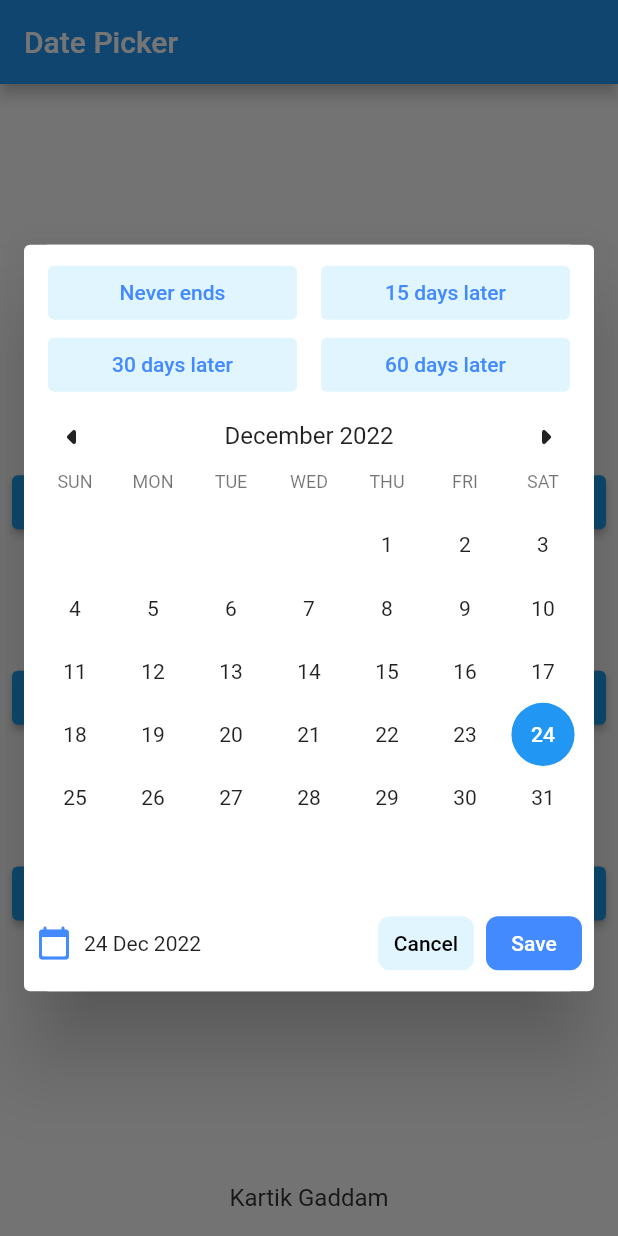
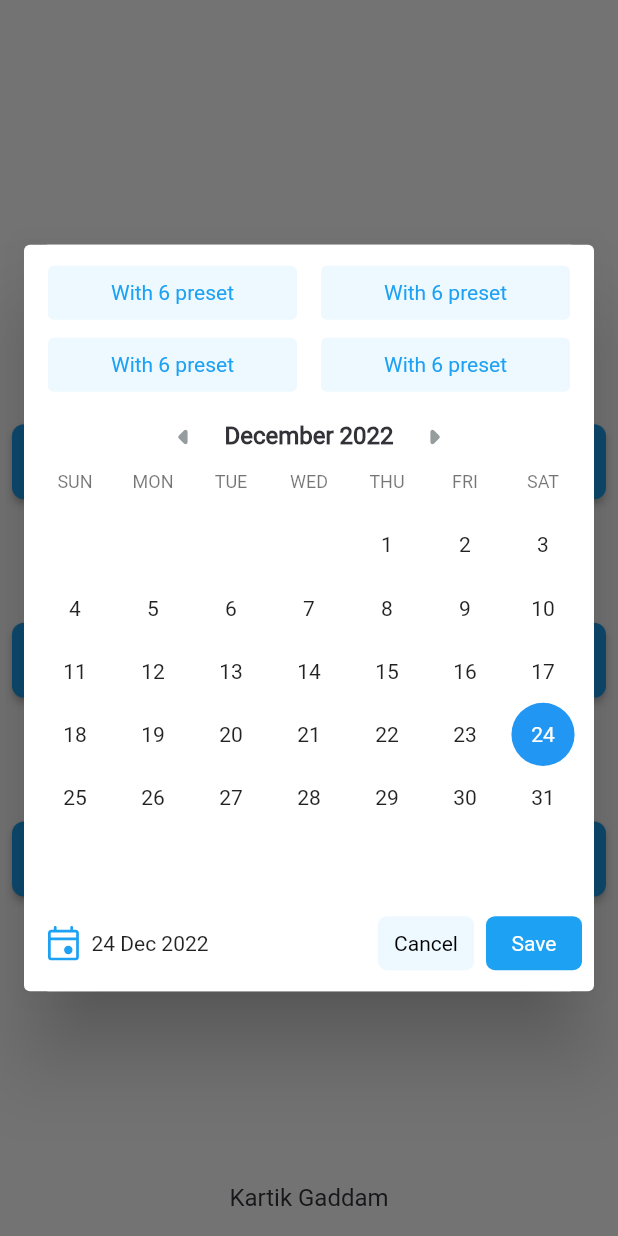
Before and after one commit to Karthick986/Date-Picker, a Flutter app: the screen it shows after launch, after a tap on "With 4 preset", on a phone screen of 412 x 824 dp. Run offline on Flutter 3.47's test engine with Material 2 defaults, Android fonts, the phone set to English and light mode, and no system bars; our stand-ins replace flutter_svg.

```diff
--- a/lib/main.dart
+++ b/lib/main.dart
@@ -1,3 +1,4 @@
+import 'package:date_picker_test/strings/assets_constant.dart';
 import 'package:date_picker_test/strings/value_strings.dart';
 import 'package:date_picker_test/utilities/colors_utility.dart';
 import 'package:date_picker_test/utilities/global_utility.dart';
@@ -6,6 +7,7 @@ import 'package:date_picker_test/widgets/button_widget.dart';
 import 'package:date_picker_test/widgets/date_picker_widget.dart';
 import 'package:flutter/cupertino.dart';
 import 'package:flutter/material.dart';
+import 'package:flutter_svg/flutter_svg.dart';
 import 'package:intl/intl.dart';
 
 void main() {
@@ -19,19 +21,18 @@ class MyApp extends StatelessWidget {
   @override
   Widget build(BuildContext context) {
     return MaterialApp(
-      title: 'Custom Date Picker',
+      title: ValueStrings.customDatePicker,
       theme: ThemeData(
-        primarySwatch: Colors.blue,
+        fontFamily: 'Roboto'
       ),
-      home: const MyHomePage(title: 'Date Picker'),
+      home: const MyHomePage(),
+      debugShowCheckedModeBanner: false,
     );
   }
 }
 
 class MyHomePage extends StatefulWidget {
-  const MyHomePage({Key? key, required this.title}) : super(key: key);
-
-  final String title;
+  const MyHomePage({Key? key}) : super(key: key);
 
   @override
   State<MyHomePage> createState() => _MyHomePageState();
@@ -53,7 +54,9 @@ class _MyHomePageState extends State<MyHomePage> {
       customWeekDays: ["SUN", "MON", "TUE", "WED", "THU", "FRI", "SAT"],
     );
     setState(() {
+      if (newDateTime!=null) {
         withoutPresetDate = newDateTime;
+      }
     });
   }
 
@@ -69,7 +72,9 @@ class _MyHomePageState extends State<MyHomePage> {
       customWeekDays: ["SUN", "MON", "TUE", "WED", "THU", "FRI", "SAT"],
     );
     setState(() {
+      if (newDateTime!=null) {
         with4PresetDate = newDateTime;
+      }
     });
   }
 
@@ -85,7 +90,9 @@ class _MyHomePageState extends State<MyHomePage> {
       customWeekDays: ["SUN", "MON", "TUE", "WED", "THU", "FRI", "SAT"],
     );
     setState(() {
+      if (newDateTime != null) {
         with6PresetDate = newDateTime;
+      }
     });
   }
 
@@ -101,15 +108,15 @@ class _MyHomePageState extends State<MyHomePage> {
     double buildHeight = MediaQuery.of(context).size.height;
 
     return Scaffold(
-        appBar: AppBar(
-          title: Text(widget.title),
-        ),
         body: Column(
           children: [
             Expanded(
               child: Center(
                 child: Padding(
                   padding: const EdgeInsets.all(8.0),
+                  child: SingleChildScrollView(
+                    physics: const BouncingScrollPhysics(),
+                    clipBehavior: Clip.antiAlias,
                     child: Column(
                       mainAxisAlignment: MainAxisAlignment.center,
                       children: [
@@ -117,7 +124,7 @@ class _MyHomePageState extends State<MyHomePage> {
                           child: Text(
                             ValueStrings.calenderWidgets,
                             style: TextStyleUtility.bolTextStyleColor(
-                              16, ColorsUtility.textColor),
+                                21, ColorsUtility.textColor),
                           ),
                           margin: EdgeInsets.all(buildWidth * 0.1),
                         ),
@@ -133,12 +140,9 @@ class _MyHomePageState extends State<MyHomePage> {
                                 child: Row(
                                   mainAxisSize: MainAxisSize.min,
                                   children: [
-                                  const Icon(
-                                    Icons.calendar_today_rounded,
-                                    color: Colors.blueAccent,
-                                  ),
+                                    SvgPicture.asset(AssetsConstant.calendarDisplay),
                                     Padding(
-                                    padding: const EdgeInsets.all(4.0),
+                                      padding: const EdgeInsets.fromLTRB(8, 4, 8, 4),
                                       child: Text(
                                         DateFormat("dd MMM yyy")
                                             .format(withoutPresetDate!),
@@ -152,10 +156,7 @@ class _MyHomePageState extends State<MyHomePage> {
                                           withoutPresetDate = null;
                                         });
                                       },
-                                    child: const Icon(
-                                      Icons.close,
-                                      color: Colors.blueAccent,
-                                    ),
+                                      child: SvgPicture.asset(AssetsConstant.close),
                                     )
                                   ],
                                 ),
@@ -178,12 +179,9 @@ class _MyHomePageState extends State<MyHomePage> {
                           child: Row(
                             mainAxisSize: MainAxisSize.min,
                             children: [
-                            const Icon(
-                              Icons.calendar_today_rounded,
-                              color: Colors.blueAccent,
-                            ),
+                              SvgPicture.asset(AssetsConstant.calendarDisplay),
                               Padding(
-                              padding: const EdgeInsets.all(4.0),
+                                padding: const EdgeInsets.fromLTRB(8, 4, 8, 4),
                                 child: Text(
                                   DateFormat("dd MMM yyy")
                                       .format(with4PresetDate!),
@@ -197,10 +195,7 @@ class _MyHomePageState extends State<MyHomePage> {
                                     with4PresetDate = null;
                                   });
                                 },
-                              child: const Icon(
-                                Icons.close,
-                                color: Colors.blueAccent,
-                              ),
+                                child: SvgPicture.asset(AssetsConstant.close),
                               )
                             ],
                           ),
@@ -223,12 +218,9 @@ class _MyHomePageState extends State<MyHomePage> {
                           child: Row(
                             mainAxisSize: MainAxisSize.min,
                             children: [
-                            const Icon(
-                              Icons.calendar_today_rounded,
-                              color: Colors.blueAccent,
-                            ),
+                              SvgPicture.asset(AssetsConstant.calendarDisplay),
                               Padding(
-                              padding: const EdgeInsets.all(4.0),
+                                padding: const EdgeInsets.fromLTRB(8, 4, 8, 4),
                                 child: Text(
                                   DateFormat("dd MMM yyy")
                                       .format(with6PresetDate!),
@@ -242,10 +234,7 @@ class _MyHomePageState extends State<MyHomePage> {
                                     with6PresetDate = null;
                                   });
                                 },
-                              child: const Icon(
-                                Icons.close,
-                                color: Colors.blueAccent,
-                              ),
+                                child: SvgPicture.asset(AssetsConstant.close),
                               )
                             ],
                           ),
@@ -260,8 +249,9 @@ class _MyHomePageState extends State<MyHomePage> {
                   ),
                 ),
               ),
+            ),
             Container(
-              child: Text("Kartik Gaddam",
+              child: Text(ValueStrings.myName,
                   style: TextStyleUtility.normalTextStyle(16)),
               alignment: Alignment.center,
               margin: const EdgeInsets.all(16),
--- /dev/null
+++ b/lib/strings/assets_constant.dart
@@ -0,0 +1,5 @@
+class AssetsConstant {
+  static const String calendarDisplay = "assets/calendar_display.svg";
+  static const String calendarPick = "assets/calendar_pick.svg";
+  static const String close = "assets/close.svg";
+}
--- a/lib/strings/value_strings.dart
+++ b/lib/strings/value_strings.dart
@@ -1,8 +1,23 @@
 class ValueStrings {
   static const String myName = "Kartik Gaddam";
   static const String calenderWidgets = "Calender Widgets";
+  static const String customDatePicker = 'Custom Date Picker';
 
   static const String withoutPreset = "Without preset";
   static const String with4Preset = "With 4 preset";
   static const String with6Preset = "With 6 preset";
+
+  //With 4 Presets
+  static const String neverEnds = "With 6 preset";
+  static const String days15Later = "With 6 preset";
+  static const String days30Later = "With 6 preset";
+  static const String days60Later = "With 6 preset";
+
+  //With 4 Presets
+  static const String yesterday = "Yesterday";
+  static const String tomorrow = "Tomorrow";
+  static const String today = "Today";
+  static const String thisSaturday = "This Saturday";
+  static const String thisSunday = "This Sunday";
+  static const String nextTuesday = "Next Tuesday";
 }
--- a/lib/widgets/button_widget.dart
+++ b/lib/widgets/button_widget.dart
@@ -16,11 +16,12 @@ class ButtonWidget extends StatelessWidget {
     return SizedBox(
       width: width,
       child: MaterialButton(
+        height: 50,
         onPressed: () => onPressed(context),
-        child: Text(text, style: TextStyleUtility.textStyleColor(16, ColorsUtility.whiteColor)),
+        child: Text(text, style: TextStyleUtility.textStyleColor(19, ColorsUtility.whiteColor)),
         color: color,
         shape: RoundedRectangleBorder(
-          borderRadius: BorderRadius.circular(4)
+          borderRadius: BorderRadius.circular(8)
         ),
       ),
     );
--- a/lib/widgets/date_button_action.dart
+++ b/lib/widgets/date_button_action.dart
@@ -1,5 +1,9 @@
+import 'package:date_picker_test/utilities/colors_utility.dart';
 import 'package:flutter/material.dart';
+import 'package:flutter_svg/flutter_svg.dart';
 import 'package:intl/intl.dart';
+
+import '../strings/assets_constant.dart';
 
 class FlutterRoundedButtonAction extends StatelessWidget {
   final String? textButtonNegative;
@@ -42,8 +46,8 @@ class FlutterRoundedButtonAction extends StatelessWidget {
         style: textStyleButtonNegative,
       ),
       onPressed: onTapButtonNegative,
-      color: Colors.lightBlue[50],
-      shape: RoundedRectangleBorder(borderRadius: BorderRadius.circular(8)),
+      color: ColorsUtility.lightBlueColor,
+      shape: RoundedRectangleBorder(borderRadius: BorderRadius.circular(6)),
     );
 
     final Widget positiveButton = FlatButton(
@@ -51,8 +55,8 @@ class FlutterRoundedButtonAction extends StatelessWidget {
         textButtonPositive ?? localizations.okButtonLabel,
         style: textStyleButtonPositive,
       ),
-      color: Colors.blueAccent,
-      shape: RoundedRectangleBorder(borderRadius: BorderRadius.circular(8)),
+      color: ColorsUtility.blueColor,
+      shape: RoundedRectangleBorder(borderRadius: BorderRadius.circular(6)),
       onPressed: onTapButtonPositive,
     );
 
@@ -71,7 +75,10 @@ class FlutterRoundedButtonAction extends StatelessWidget {
   }
 
   List<Widget> _calenderWidget() {
-    return [const Icon(Icons.calendar_today_rounded, color: Colors.blueAccent,), Text(DateFormat("dd MMM yyyy").format(currentDate))];
+    return [Padding(
+      padding: const EdgeInsets.only(left: 8.0),
+      child: SvgPicture.asset(AssetsConstant.calendarPick),
+    ), Text(DateFormat("dd MMM yyyy").format(currentDate))];
   }
 
   @override
--- a/lib/widgets/date_picker_header.dart
+++ b/lib/widgets/date_picker_header.dart
@@ -1,10 +1,12 @@
+import 'package:date_picker_test/strings/value_strings.dart';
+import 'package:date_picker_test/utilities/colors_utility.dart';
 import 'package:date_picker_test/widgets/date_picker_style.dart';
 import 'package:date_picker_test/widgets/era_mode.dart';
 import 'package:flutter/material.dart';
 import 'package:intl/intl.dart';
 
 class FlutterRoundedDatePickerHeader extends StatefulWidget {
-  DateTime selectedDate;
+  final DateTime selectedDate;
   final DatePickerMode mode;
   final Function onDateChanged;
   final ValueChanged<DatePickerMode> onModeChanged;
@@ -195,11 +197,11 @@ class _FlutterRoundedDatePickerHeaderState
                           Expanded(
                               child: FlatButton(
                             child: const  Text(
-                              'Never ends',
-                              style: TextStyle(color: Colors.blueAccent),
+                              ValueStrings.neverEnds,
+                              style: TextStyle(color: ColorsUtility.blueColor),
                             ),
                             onPressed: () {},
-                            color: Colors.lightBlue[50],
+                            color: ColorsUtility.lightBlueColor,
                             shape: RoundedRectangleBorder(
                                 borderRadius: BorderRadius.circular(4)),
                           )),
@@ -209,12 +211,12 @@ class _FlutterRoundedDatePickerHeaderState
                           Expanded(
                             child: FlatButton(
                               child: const Text(
-                                '15 days later',
-                                style: TextStyle(color: Colors.blueAccent),
+                                ValueStrings.days15Later,
+                                style: TextStyle(color: ColorsUtility.blueColor),
                               ),
                               onPressed: () => widget.onDateChanged(
                                   DateTime.now().add(const Duration(days: 15))),
-                              color: Colors.lightBlue[50],
+                              color: ColorsUtility.lightBlueColor,
                               shape: RoundedRectangleBorder(
                                   borderRadius: BorderRadius.circular(4)),
                             ),
@@ -230,12 +232,12 @@ class _FlutterRoundedDatePickerHeaderState
                           Expanded(
                             child: FlatButton(
                               child: const Text(
-                                '30 days later',
-                                style: TextStyle(color: Colors.blueAccent),
+                                ValueStrings.days30Later,
+                                style: TextStyle(color: ColorsUtility.blueColor),
                               ),
                               onPressed: () => widget.onDateChanged(
                                   DateTime.now().add(const Duration(days: 30))),
-                              color: Colors.lightBlue[50],
+                              color: ColorsUtility.lightBlueColor,
                               shape: RoundedRectangleBorder(
                                   borderRadius: BorderRadius.circular(4)),
                             ),
@@ -244,12 +246,12 @@ class _FlutterRoundedDatePickerHeaderState
                           Expanded(
                             child: FlatButton(
                               child: const Text(
-                                '60 days later',
-                                style: TextStyle(color: Colors.blueAccent),
+                                ValueStrings.days60Later,
+                                style: TextStyle(color: ColorsUtility.blueColor),
                               ),
                               onPressed: () => widget.onDateChanged(
                                   DateTime.now().add(const Duration(days: 60))),
-                              color: Colors.lightBlue[50],
+                              color: ColorsUtility.lightBlueColor,
                               shape: RoundedRectangleBorder(
                                   borderRadius: BorderRadius.circular(4)),
                             ),
@@ -269,12 +271,12 @@ class _FlutterRoundedDatePickerHeaderState
                           Expanded(
                               child: FlatButton(
                             child: const Text(
-                              'Yesterday',
-                              style: TextStyle(color: Colors.blueAccent),
+                              ValueStrings.yesterday,
+                              style: TextStyle(color: ColorsUtility.blueColor),
                             ),
                             onPressed: () => widget.onDateChanged(
                                 DateTime.now().subtract(const Duration(days: 1))),
-                            color: Colors.lightBlue[50],
+                            color: ColorsUtility.lightBlueColor,
                             shape: RoundedRectangleBorder(
                                 borderRadius: BorderRadius.circular(4)),
                           )),
@@ -284,12 +286,12 @@ class _FlutterRoundedDatePickerHeaderState
                           Expanded(
                             child: FlatButton(
                               child: const Text(
-                                'Today',
-                                style: TextStyle(color: Colors.blueAccent),
+                                ValueStrings.today,
+                                style: TextStyle(color: ColorsUtility.blueColor),
                               ),
                               onPressed: () =>
                                   widget.onDateChanged(DateTime.now()),
-                              color: Colors.lightBlue[50],
+                              color: ColorsUtility.lightBlueColor,
                               shape: RoundedRectangleBorder(
                                   borderRadius: BorderRadius.circular(4)),
                             ),
@@ -305,12 +307,12 @@ class _FlutterRoundedDatePickerHeaderState
                           Expanded(
                             child: FlatButton(
                               child: const Text(
-                                'Tomorrow',
-                                style: TextStyle(color: Colors.blueAccent),
+                                ValueStrings.tomorrow,
+                                style: TextStyle(color: ColorsUtility.blueColor),
                               ),
                               onPressed: () => widget.onDateChanged(
                                   DateTime.now().add(const Duration(days: 1))),
-                              color: Colors.lightBlue[50],
+                              color: ColorsUtility.lightBlueColor,
                               shape: RoundedRectangleBorder(
                                   borderRadius: BorderRadius.circular(4)),
                             ),
@@ -319,8 +321,8 @@ class _FlutterRoundedDatePickerHeaderState
                           Expanded(
                             child: FlatButton(
                               child: const Text(
-                                'This Saturday',
-                                style: TextStyle(color: Colors.blueAccent),
+                                ValueStrings.thisSaturday,
+                                style: TextStyle(color: ColorsUtility.blueColor),
                               ),
                               onPressed: () {
                                 for (int i=0; i<5; i++) {
@@ -330,7 +332,7 @@ class _FlutterRoundedDatePickerHeaderState
                                   }
                                 }
                               },
-                              color: Colors.lightBlue[50],
+                              color: ColorsUtility.lightBlueColor,
                               shape: RoundedRectangleBorder(
                                   borderRadius: BorderRadius.circular(4)),
                             ),
@@ -346,8 +348,8 @@ class _FlutterRoundedDatePickerHeaderState
                           Expanded(
                             child: FlatButton(
                               child: const Text(
-                                'This Sunday',
-                                style: TextStyle(color: Colors.blueAccent),
+                                ValueStrings.thisSunday,
+                                style: TextStyle(color: ColorsUtility.blueColor),
                               ),
                               onPressed: () {
                                 for (int i=0; i<5; i++) {
@@ -357,7 +359,7 @@ class _FlutterRoundedDatePickerHeaderState
                                   }
                                 }
                               },
-                              color: Colors.lightBlue[50],
+                              color: ColorsUtility.lightBlueColor,
                               shape: RoundedRectangleBorder(
                                   borderRadius: BorderRadius.circular(4)),
                             ),
@@ -366,8 +368,8 @@ class _FlutterRoundedDatePickerHeaderState
                           Expanded(
                             child: FlatButton(
                               child: const Text(
-                                'Next Tuesday',
-                                style: TextStyle(color: Colors.blueAccent),
+                                ValueStrings.nextTuesday,
+                                style: TextStyle(color: ColorsUtility.blueColor),
                               ),
                               onPressed: () {
                                 for (int i=1; i<6; i++) {
@@ -377,7 +379,7 @@ class _FlutterRoundedDatePickerHeaderState
                                   }
                                 }
                               },
-                              color: Colors.lightBlue[50],
+                              color: ColorsUtility.lightBlueColor,
                               shape: RoundedRectangleBorder(
                                   borderRadius: BorderRadius.circular(4)),
                             ),
--- a/lib/widgets/day_picker.dart
+++ b/lib/widgets/day_picker.dart
@@ -1,3 +1,4 @@
+import 'package:date_picker_test/utilities/colors_utility.dart';
 import 'package:date_picker_test/widgets/date_picker_style.dart';
 import 'package:date_picker_test/widgets/era_mode.dart';
 import 'package:flutter/gestures.dart';
@@ -409,7 +410,8 @@ class FlutterRoundedDayPicker extends StatelessWidget {
                   monthYearHeader,
                   style: style?.textStyleMonthYearHeader ??
                       themeData.textTheme.subtitle1!.copyWith(
-                        fontFamily: fontFamily,
+                        fontFamily: fontFamily, fontWeight: FontWeight.w700,
+                        color: ColorsUtility.textColor
                       ),
                 ),
               ),
--- a/lib/widgets/month_picker.dart
+++ b/lib/widgets/month_picker.dart
@@ -1,4 +1,6 @@
 import 'dart:async';
+import 'package:date_picker_test/utilities/colors_utility.dart';
+import 'package:date_picker_test/utilities/global_utility.dart';
 import 'package:date_picker_test/widgets/date_picker_style.dart';
 import 'package:date_picker_test/widgets/day_picker.dart';
 import 'package:date_picker_test/widgets/era_mode.dart';
@@ -294,16 +296,16 @@ class _FlutterRoundedMonthPickerState extends State<FlutterRoundedMonthPicker> w
           /// Arrow Left
           PositionedDirectional(
             top: widget.style?.marginLeftArrowPrevious ?? 0.0,
-            start: widget.style?.marginLeftArrowPrevious ?? 8.0,
+            start: widget.style?.marginLeftArrowPrevious ?? buildWidth(context)*0.2,
             child: Semantics(
               sortKey: _MonthPickerSortKey.previousMonth,
               child: FadeTransition(
                 opacity: _chevronOpacityAnimation,
                 child: IconButton(
-                  icon: Icon(
+                  icon: const Icon(
                     Icons.arrow_left_rounded,
                     size: 32,
-                    color: widget.style?.colorArrowPrevious,
+                    color: ColorsUtility.greyColor,
                   ),
                   tooltip: _isDisplayingFirstMonth
                       ? null
@@ -317,16 +319,16 @@ class _FlutterRoundedMonthPickerState extends State<FlutterRoundedMonthPicker> w
           /// Arrow Right
           PositionedDirectional(
             top: widget.style?.marginTopArrowNext ?? 0.0,
-            end: widget.style?.marginRightArrowNext ?? 8.0,
+            end: widget.style?.marginRightArrowNext ?? buildWidth(context)*0.2,
             child: Semantics(
               sortKey: _MonthPickerSortKey.nextMonth,
               child: FadeTransition(
                 opacity: _chevronOpacityAnimation,
                 child: IconButton(
-                  icon: Icon(
+                  icon: const Icon(
                     Icons.arrow_right_rounded,
                     size: 32,
-                    color: widget.style?.colorArrowNext,
+                    color: ColorsUtility.greyColor,
                   ),
                   tooltip: _isDisplayingLastMonth
                       ? null
```
Also changed, not shown: pubspec.yaml (+7 -7 lines), assets/calendar_pick.svg (renamed from assets/calendar_pcik.svg), fonts/Roboto-Regular.ttf (added), pubspec.lock. Lines whose indentation alone changed are shown as unchanged.
